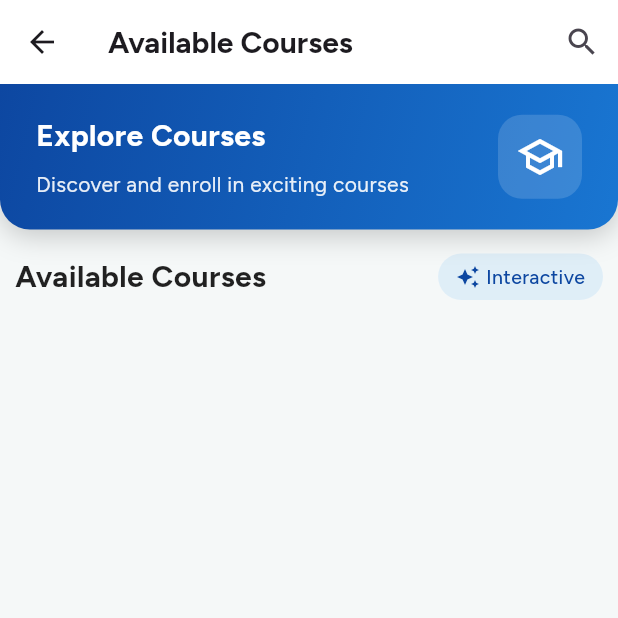
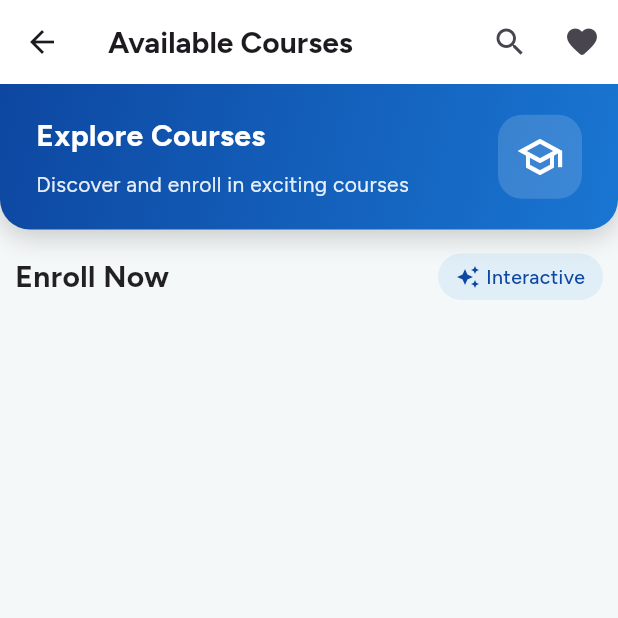
Before and after one commit to flappyBirdBol-anon/code-bolanon-mobile, a Flutter app: the LearnerCoursesView screen opened by its route, after a tap on "Explore Courses", on a phone screen of 412 x 824 dp, the top half of it. Run offline on Flutter 3.47's test engine with Material 3 defaults, Android fonts, the light colour scheme and no system bars; our stand-ins replace cached_network_image, carousel_slider, data_table_2, dio, file_picker, fl_chart and 21 more; missing offline and left inert: animated_svg, docx_viewer, excel, flutter_pdfview, flutter_stripe, media_kit and 3 more; accounts and stored records are empty; network calls fail; project files that could hold a hidden picture were left out.

Commit message:
transferred wishlist navigations and remove notification buttons

```diff
--- a/lib/ui/views/available_courses/available_courses_view.dart
+++ b/lib/ui/views/available_courses/available_courses_view.dart
@@ -35,6 +35,12 @@ class AvailableCoursesView extends StackedView<AvailableCoursesViewModel> {
         title: 'Available Courses',
         showSearchButton: true,
         showNotificationButton: false,
+        actions: [
+          IconButton(
+            icon: const Icon(Icons.favorite_rounded),
+            onPressed: viewModel.navigateToWishlist,
+          ),
+        ],
         onSearchTap: (query) {
           viewModel.onSearchChanged(query);
         },
@@ -122,7 +128,7 @@ class AvailableCoursesView extends StackedView<AvailableCoursesViewModel> {
                   mainAxisAlignment: MainAxisAlignment.spaceBetween,
                   children: [
                     Text(
-                      'Available Courses',
+                      'Enroll Now',
                       style: GoogleFonts.figtree(
                         fontSize: 20,
                         fontWeight: FontWeight.bold,
--- a/lib/ui/views/available_courses/available_courses_viewmodel.dart
+++ b/lib/ui/views/available_courses/available_courses_viewmodel.dart
@@ -28,6 +28,11 @@ class AvailableCoursesViewModel extends CourseBaseViewModel {
     print(
         'Checking registration for course $stringId: $isRegistered'); // Debug log
     return isRegistered;
+  }
+
+  // Navigate to wishlist
+  void navigateToWishlist() {
+    navigationService.navigateToLearnerWishlistsView();
   }
 
   @override
--- a/lib/ui/views/learner_appointment_home/learner_appointment_home_view.dart
+++ b/lib/ui/views/learner_appointment_home/learner_appointment_home_view.dart
@@ -27,7 +27,7 @@ class LearnerAppointmentHomeView
       appBar: CustomAppBar(
         title: 'Book Appointments',
         showSearchButton: true,
-        showNotificationButton: true,
+        showNotificationButton: false,
         onSearchTap: (query) => viewModel.setSearchQuery(query),
         backgroundColor: isDark ? const Color(0xFF1E293B) : Colors.white,
       ),
--- a/lib/ui/views/learner_courses/learner_courses_view.dart
+++ b/lib/ui/views/learner_courses/learner_courses_view.dart
@@ -44,12 +44,6 @@ class LearnerCoursesView extends StackedView<LearnerCoursesViewModel> {
           title: 'My Courses',
           showSearchButton: true,
           showNotificationButton: false,
-          actions: [
-            IconButton(
-              icon: const Icon(Icons.favorite_rounded),
-              onPressed: viewModel.navigateToWishlist,
-            ),
-          ],
           onSearchTap: (query) => viewModel.onSearchChanged(query),
           backgroundColor: isDark ? const Color(0xFF1E293B) : Colors.white,
         ),
--- a/lib/ui/views/learner_courses/learner_courses_viewmodel.dart
+++ b/lib/ui/views/learner_courses/learner_courses_viewmodel.dart
@@ -365,11 +365,6 @@ class LearnerCoursesViewModel extends CourseBaseViewModel
     navigationService.navigateToAvailableCoursesView();
   }
 
-  // Navigate to wishlist
-  void navigateToWishlist() {
-    navigationService.navigateToLearnerWishlistsView();
-  }
-
   // Method to handle completion data changes
   void _onCompletionDataChanged() {
     print('CompletedLessonService notified change - refreshing progress');
--- a/lib/ui/views/learner_schedule/learner_schedule_view.dart
+++ b/lib/ui/views/learner_schedule/learner_schedule_view.dart
@@ -24,7 +24,7 @@ class LearnerScheduleView extends StackedView<LearnerScheduleViewModel> {
       appBar: CustomAppBar(
         title: 'Your Schedule',
         showSearchButton: false,
-        showNotificationButton: true,
+        showNotificationButton: false,
         backgroundColor: isDark ? const Color(0xFF1E293B) : Colors.white,
       ),
       backgroundColor: AppColors.background,
--- a/lib/ui/views/menu/menu_view.dart
+++ b/lib/ui/views/menu/menu_view.dart
@@ -23,7 +23,7 @@ class MenuView extends StackedView<MenuViewModel> {
       backgroundColor: isDark ? const Color(0xFF0F172A) : AppColors.background,
       appBar: const CustomAppBar(
         title: 'Menu',
-        showNotificationButton: true,
+        showNotificationButton: false,
       ),
       body: SingleChildScrollView(
         child: Column(
--- a/lib/ui/views/trainer_appointment_home/trainer_appointment_home_view.dart
+++ b/lib/ui/views/trainer_appointment_home/trainer_appointment_home_view.dart
@@ -28,6 +28,7 @@ class TrainerAppointmentHomeView
       backgroundColor: isDark ? const Color(0xFF0F172A) : AppColors.background,
       appBar: const CustomAppBar(
         title: 'Appointments',
+        showNotificationButton: false,
       ),
       body: SafeArea(
         child: Stack(
```
Also changed, not shown: lib/ui/views/course_details/course_details_view.dart (+0 -7 lines), lib/ui/views/trainer_courses/trainer_courses_view.dart (+7 -8 lines).
